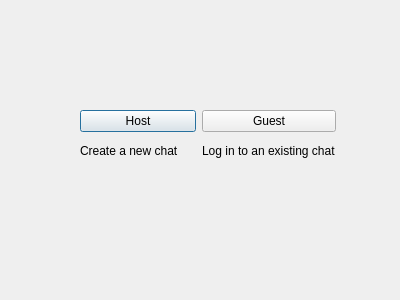
This is create_connect.ui in qqLyamin/myChat as Qt 5 draws it before an edit. The edited form follows.
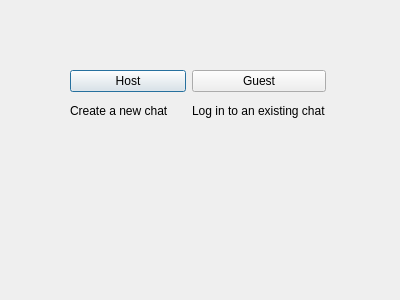
This is the edited form.

What changed in the file:
```diff
--- a/create_connect.ui
+++ b/create_connect.ui
@@ -16,8 +16,8 @@
   <widget class="QWidget" name="layoutWidget">
    <property name="geometry">
     <rect>
-     <x>80</x>
-     <y>110</y>
+     <x>70</x>
+     <y>70</y>
      <width>256</width>
      <height>53</height>
     </rect>
```
